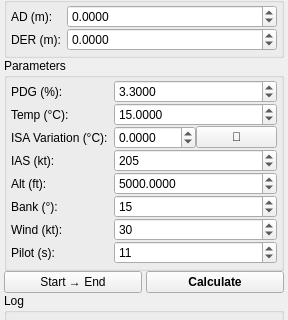
The window that Q_Pansopy/ui/departures/qpansopy_sid_initial_dockwidget.ui (FLYGHT7/qpansopy) describes before a commit, drawn with Qt 5; both pictures show x 0 to 288 and y 84 to 404 of the 288 by 654 pixel window.
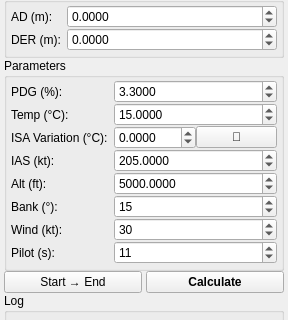
The same window after the commit. Custom widgets are drawn as their Qt base class.

Commit message: Allow four decimal places for Initial SID IAS in UI; change QSpinBox to QDoubleSpinBox

Patch:
```diff
--- a/Q_Pansopy/ui/departures/qpansopy_sid_initial_dockwidget.ui
+++ b/Q_Pansopy/ui/departures/qpansopy_sid_initial_dockwidget.ui
@@ -291,15 +291,18 @@
         </widget>
        </item>
        <item row="3" column="1">
-        <widget class="QSpinBox" name="iasSpinBox">
+        <widget class="QDoubleSpinBox" name="iasSpinBox">
+         <property name="decimals">
+          <number>4</number>
+         </property>
          <property name="minimum">
-          <number>50</number>
+          <double>50.000000000000000</double>
          </property>
          <property name="maximum">
-          <number>400</number>
+          <double>400.000000000000000</double>
          </property>
          <property name="value">
-          <number>205</number>
+          <double>205.000000000000000</double>
          </property>
         </widget>
        </item>
```
The commit also changes 1 other file.
